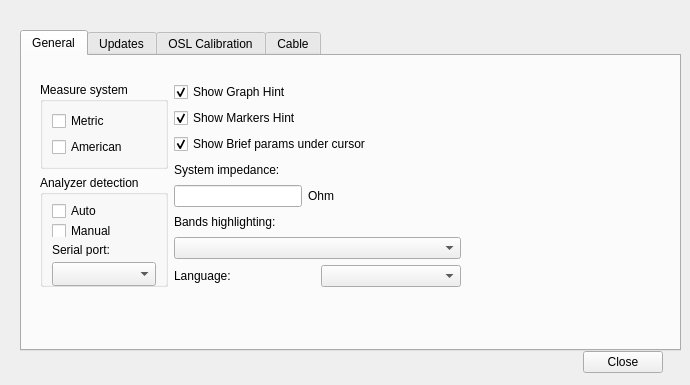
Above: settings.ui from rigexpert/AntScope2 before the change. Below: the same form after it.
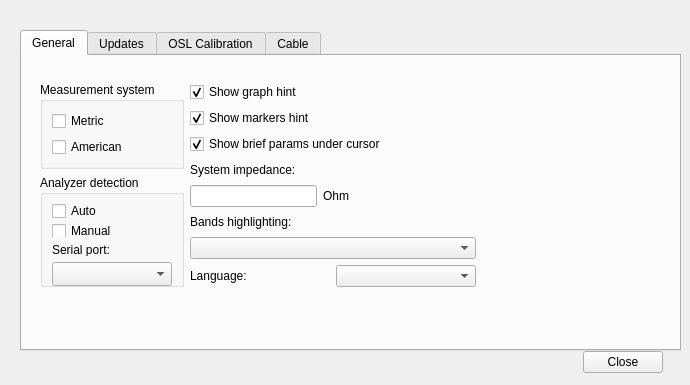
That is the form after the change. The open tabs and pages were chosen to show the change.

```diff
--- a/settings.ui
+++ b/settings.ui
@@ -52,7 +52,7 @@
       <rect>
        <x>18</x>
        <y>26</y>
-       <width>421</width>
+       <width>436</width>
        <height>205</height>
       </rect>
      </property>
@@ -62,7 +62,7 @@
         <item>
          <widget class="QGroupBox" name="groupBox_7">
           <property name="title">
-           <string>Measure system</string>
+           <string>Measurement system</string>
           </property>
           <layout class="QFormLayout" name="formLayout_3">
            <item row="0" column="0">
@@ -141,7 +141,7 @@
            </sizepolicy>
           </property>
           <property name="text">
-           <string>Show Graph Hint</string>
+           <string>Show graph hint</string>
           </property>
           <property name="checked">
            <bool>true</bool>
@@ -157,7 +157,7 @@
            </sizepolicy>
           </property>
           <property name="text">
-           <string>Show Markers Hint</string>
+           <string>Show markers hint</string>
           </property>
           <property name="checked">
            <bool>true</bool>
@@ -179,7 +179,7 @@
            </size>
           </property>
           <property name="text">
-           <string>Show Brief params under cursor</string>
+           <string>Show brief params under cursor</string>
           </property>
           <property name="checked">
            <bool>true</bool>
```
Left out of the diff: 10 changed lines with no effect on the pictures.
